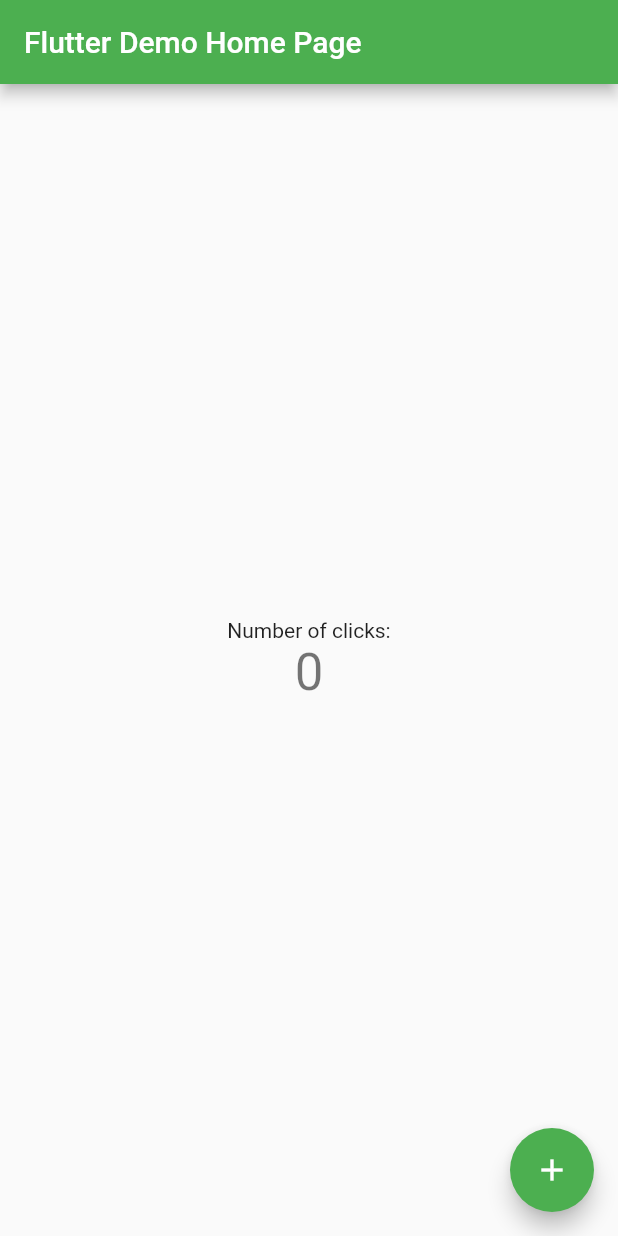
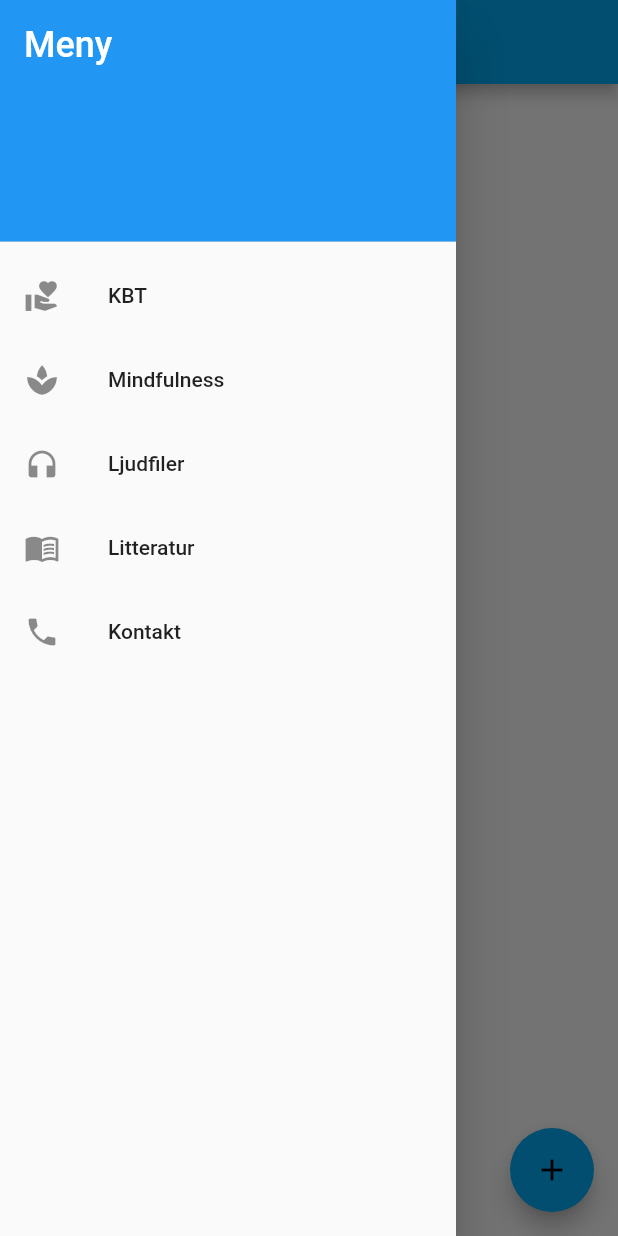
Before and after one commit to Johannathorsen/mindful-kbt-flutter, a Flutter app: the screen it shows after launch, with the side drawer open (before the commit the screen has no drawer), on a phone screen of 412 x 824 dp. Run offline on Flutter 3.47's test engine with Material 2 defaults, Android fonts, the phone set to English and light mode, and no system bars.

Commit message:
add nav drawer & routes

```diff
--- /dev/null
+++ b/lib/createDrawer.dart
@@ -0,0 +1,79 @@
+import 'package:flutter/material.dart';
+
+Widget createDrawer(BuildContext context) {
+  var currentRoute = ModalRoute.of(context)!.settings.name;
+  return Drawer(
+    child: ListView(
+      padding: EdgeInsets.zero,
+      children: <Widget>[
+        DrawerHeader(
+          decoration: BoxDecoration(
+            color: Colors.blue,
+          ),
+          child: Text(
+            'Meny',
+            style: TextStyle(
+              color: Colors.white,
+              fontSize: 24,
+            ),
+          ),
+        ),
+        ListTile(
+          leading: Icon(Icons.volunteer_activism),
+          title: Text('KBT'),
+          onTap: () {
+            Navigator.pushNamed(
+              context,
+              '/kbt',
+            );
+          },
+          selected: currentRoute == '/kbt',
+        ),
+        ListTile(
+          leading: Icon(Icons.spa),
+          title: Text('Mindfulness'),
+          onTap: () {
+            Navigator.pushNamed(
+              context,
+              '/mindfulness',
+            );
+          },
+          selected: currentRoute == '/mindfulness',
+        ),
+        ListTile(
+          leading: Icon(Icons.headphones),
+          title: Text('Ljudfiler'),
+          onTap: () {
+            Navigator.pushNamed(
+              context,
+              '/ljudfiler',
+            );
+          },
+          selected: currentRoute == '/ljudfiler',
+        ),
+        ListTile(
+          leading: Icon(Icons.menu_book),
+          title: Text('Litteratur'),
+          onTap: () {
+            Navigator.pushNamed(
+              context,
+              '/litteratur',
+            );
+          },
+          selected: currentRoute == '/litteratur',
+        ),
+        ListTile(
+          leading: Icon(Icons.phone),
+          title: Text('Kontakt'),
+          onTap: () {
+            Navigator.pushNamed(
+              context,
+              '/kontakt',
+            );
+          },
+          selected: currentRoute == '/kontakt',
+        ),
+      ],
+    ),
+  );
+}
--- a/lib/main.dart
+++ b/lib/main.dart
@@ -1,4 +1,10 @@
 import 'package:flutter/material.dart';
+import 'package:mindful_kbt_flutter/views/KBT.dart';
+import 'package:mindful_kbt_flutter/views/Mindfulness.dart';
+import 'package:mindful_kbt_flutter/views/Litteratur.dart';
+import 'package:mindful_kbt_flutter/views/Ljudfiler.dart';
+import 'package:mindful_kbt_flutter/views/Kontakt.dart';
+import 'package:mindful_kbt_flutter/createDrawer.dart';
 
 void main() {
   runApp(MyApp());
@@ -8,25 +14,34 @@
   @override
   Widget build(BuildContext context) {
     return MaterialApp(
+      debugShowCheckedModeBanner: false,
       title: 'Flutter Demo',
       theme: ThemeData(
-        primarySwatch: Colors.green,
+        primarySwatch: Colors.lightBlue,
       ),
-      home: MyHomePage(title: 'Flutter Demo Home Page'),
+      initialRoute: '/',
+      routes: {
+        '/': (context) => StartPage(title: 'Mindful KBT'),
+        KBT.routeName: (context) => KBT(),
+        Mindfulness.routeName: (context) => Mindfulness(),
+        Ljudfiler.routeName: (context) => Ljudfiler(),
+        Litteratur.routeName: (context) => Litteratur(),
+        Kontakt.routeName: (context) => Kontakt(),
+      },
     );
   }
 }
 
-class MyHomePage extends StatefulWidget {
-  MyHomePage({Key? key, required this.title}) : super(key: key);
+class StartPage extends StatefulWidget {
+  StartPage({Key? key, required this.title}) : super(key: key);
   // Fields in a Widget subclass are always marked "final".
   final String title;
 
   @override
-  _MyHomePageState createState() => _MyHomePageState();
+  _StartPageState createState() => _StartPageState();
 }
 
-class _MyHomePageState extends State<MyHomePage> {
+class _StartPageState extends State<StartPage> {
   int _counter = 0;
 
   void _incrementCounter() {
@@ -39,10 +54,11 @@
   Widget build(BuildContext context) {
     return Scaffold(
       appBar: AppBar(
-        // Here we take the value from the MyHomePage object that was created by
+        // Here we take the value from the StartPage object that was created by
         // the App.build method, and use it to set our appbar title.
         title: Text(widget.title),
       ),
+      drawer: createDrawer(context),
       body: Center(
         child: Column(
           // Invoke "debug painting" (press "p" in the console, choose the
--- /dev/null
+++ b/lib/views/KBT.dart
@@ -0,0 +1,22 @@
+import 'package:flutter/material.dart';
+import 'package:mindful_kbt_flutter/createDrawer.dart';
+
+class KBT extends StatelessWidget {
+  static const String routeName = '/kbt';
+
+  @override
+  Widget build(BuildContext context) {
+    return Scaffold(
+      appBar: AppBar(),
+      drawer: createDrawer(context),
+      body: Center(
+        child: TextButton(
+          child: Text('KBT!'),
+          onPressed: () {
+            Navigator.pop(context);
+          },
+        ),
+      ),
+    );
+  }
+}
--- /dev/null
+++ b/lib/views/Kontakt.dart
@@ -0,0 +1,22 @@
+import 'package:flutter/material.dart';
+import 'package:mindful_kbt_flutter/createDrawer.dart';
+
+class Kontakt extends StatelessWidget {
+  static const String routeName = '/kontakt';
+
+  @override
+  Widget build(BuildContext context) {
+    return Scaffold(
+      appBar: AppBar(),
+      drawer: createDrawer(context),
+      body: Center(
+        child: TextButton(
+          child: Text('Kontakt!'),
+          onPressed: () {
+            Navigator.pop(context);
+          },
+        ),
+      ),
+    );
+  }
+}
--- /dev/null
+++ b/lib/views/Litteratur.dart
@@ -0,0 +1,22 @@
+import 'package:flutter/material.dart';
+import 'package:mindful_kbt_flutter/createDrawer.dart';
+
+class Litteratur extends StatelessWidget {
+  static const String routeName = '/litteratur';
+
+  @override
+  Widget build(BuildContext context) {
+    return Scaffold(
+      appBar: AppBar(),
+      drawer: createDrawer(context),
+      body: Center(
+        child: TextButton(
+          child: Text('Litteratur!'),
+          onPressed: () {
+            Navigator.pop(context);
+          },
+        ),
+      ),
+    );
+  }
+}
--- /dev/null
+++ b/lib/views/Ljudfiler.dart
@@ -0,0 +1,22 @@
+import 'package:flutter/material.dart';
+import 'package:mindful_kbt_flutter/createDrawer.dart';
+
+class Ljudfiler extends StatelessWidget {
+  static const String routeName = '/ljudfiler';
+
+  @override
+  Widget build(BuildContext context) {
+    return Scaffold(
+      appBar: AppBar(),
+      drawer: createDrawer(context),
+      body: Center(
+        child: TextButton(
+          child: Text('Ljudfiler!'),
+          onPressed: () {
+            Navigator.pop(context);
+          },
+        ),
+      ),
+    );
+  }
+}
--- /dev/null
+++ b/lib/views/Mindfulness.dart
@@ -0,0 +1,22 @@
+import 'package:flutter/material.dart';
+import 'package:mindful_kbt_flutter/createDrawer.dart';
+
+class Mindfulness extends StatelessWidget {
+  static const String routeName = '/mindfulness';
+
+  @override
+  Widget build(BuildContext context) {
+    return Scaffold(
+      appBar: AppBar(),
+      drawer: createDrawer(context),
+      body: Center(
+        child: TextButton(
+          child: Text('Mindfulness!'),
+          onPressed: () {
+            Navigator.pop(context);
+          },
+        ),
+      ),
+    );
+  }
+}
```
